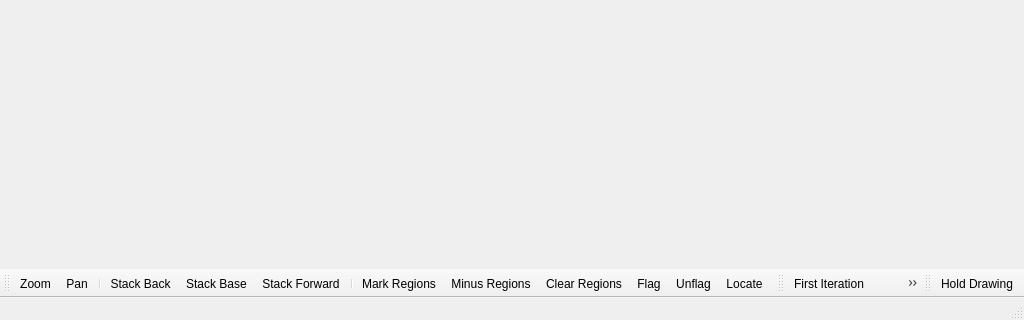
radio-astro/casa, file code/plotms/Gui/PlotMSPlotter.ui: the form before one commit; both pictures show x 0 to 1024 and y 448 to 768 of the 1024 by 768 pixel window.
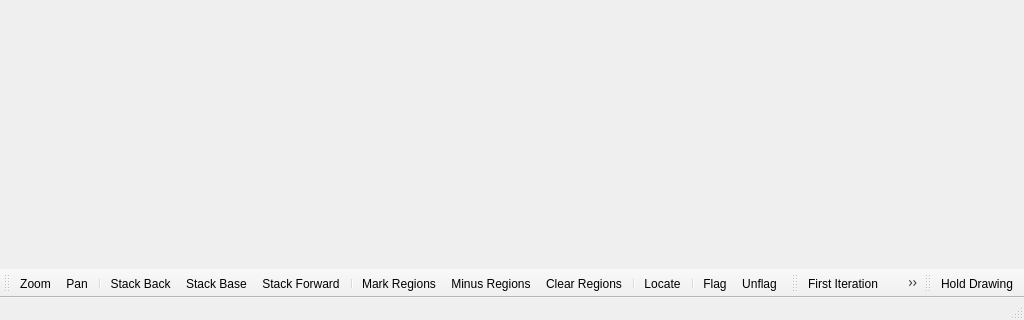
The form after the commit. Icons and pictures are not drawn.

Commit message:
Merge pull request #1 in CASA/casa from feature/CAS-3424 to master
* commit '8bde9831601e5e60a60c635b7bd0d6d1aeac3b86':
  New Development: No             JIRA Issue: CAS-3424         Ready for Test: Yes      Interface Changes: Yes in GUI What Interface Changed: Moved toolbar buttons          Test Programs:   Put in Release Notes: Yes              Module(s): plotms            Description: Moved flag/unflag buttons in plotms GUI to far right of Select Region toolbar and added separators.

Patch:
```diff
--- a/code/plotms/Gui/PlotMSPlotter.ui
+++ b/code/plotms/Gui/PlotMSPlotter.ui
@@ -117,9 +117,11 @@
    <addaction name="actionMarkRegions"/>
    <addaction name="actionMinusRegions"/>
    <addaction name="actionClearRegions"/>
+   <addaction name="separator"/>
+   <addaction name="actionLocate"/>
+   <addaction name="separator"/>
    <addaction name="actionFlag"/>
    <addaction name="actionUnflag"/>
-   <addaction name="actionLocate"/>
   </widget>
   <widget class="QToolBar" name="iterationToolBar">
    <property name="windowTitle">
```
Left out of the diff: 15 changed lines with no effect on the pictures. Lines whose indentation alone changed are shown as unchanged.
